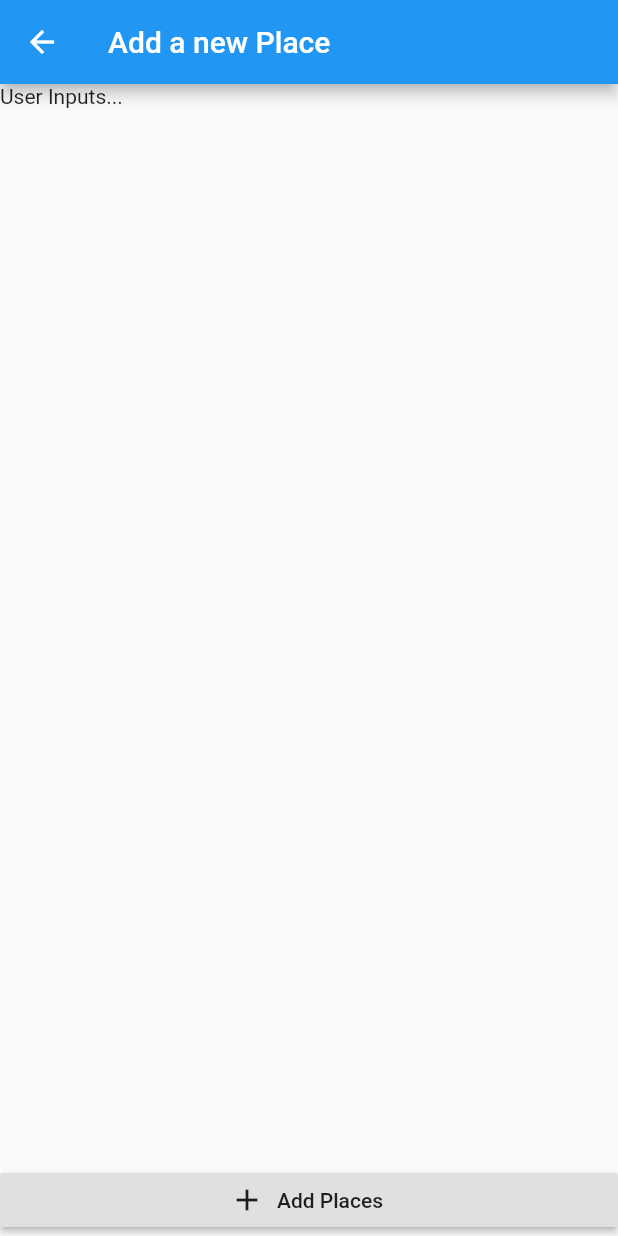
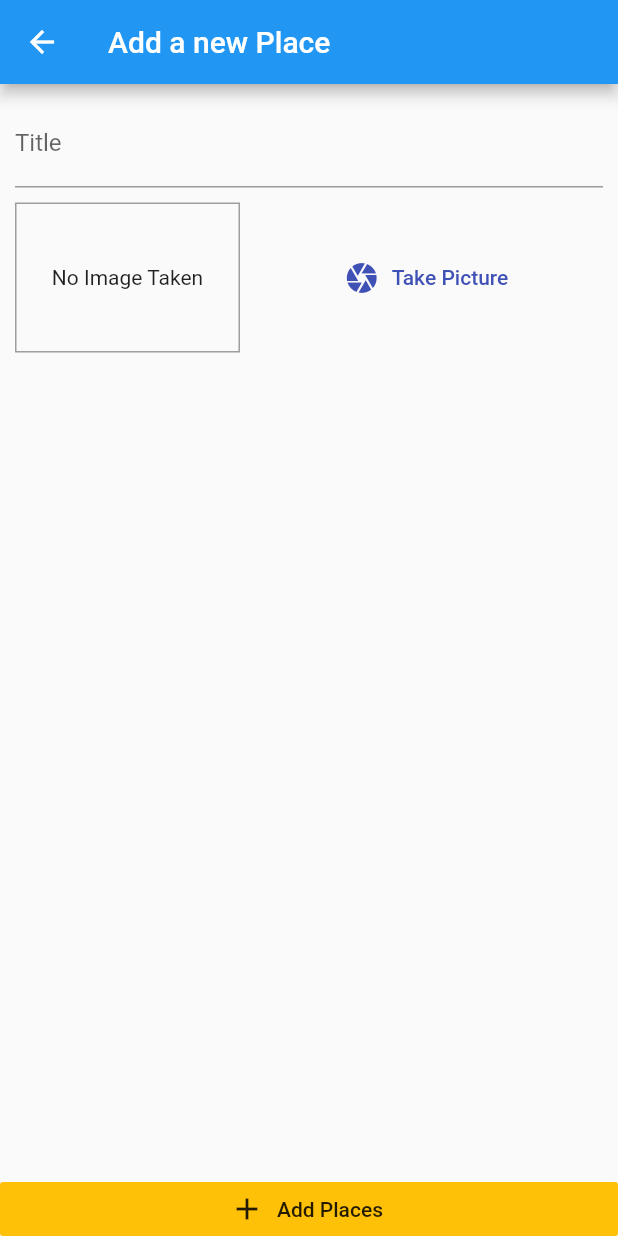
Before and after one commit to abdGhost/location_app, a Flutter app: the screen it shows after launch, after a tap on the "add" icon, on a phone screen of 412 x 824 dp. Run offline on Flutter 3.47's test engine with Material 2 defaults, Android fonts, the phone set to English and light mode, and no system bars; our stand-ins replace image_picker.

Commit message:
Add Places screen added and also we can view all the palces in Place List Screen

```diff
--- a/lib/models/place.dart
+++ b/lib/models/place.dart
@@ -1,12 +1,17 @@
 import 'dart:io';
+
+import 'package:flutter/cupertino.dart';
 
 class PlcaeLocation {
   final double latitude;
   final double longitude;
-  final String? address;
+  final String address;
 
-  PlcaeLocation(
-      {required this.latitude, required this.longitude, this.address});
+  PlcaeLocation({
+    @required this.latitude,
+    @required this.longitude,
+    this.address,
+  });
 }
 
 class Place {
@@ -16,9 +21,9 @@
   final File image;
 
   Place({
-    required this.id,
-    required this.title,
-    required this.location,
-    required this.image,
+    @required this.id,
+    @required this.title,
+    this.location,
+    @required this.image,
   });
 }
--- a/lib/provider/great_places.dart
+++ b/lib/provider/great_places.dart
@@ -1,3 +1,5 @@
+import 'dart:io';
+
 import 'package:flutter/cupertino.dart';
 import 'package:great_place/models/place.dart';
 
@@ -5,6 +7,20 @@
   List<Place> _items = [];
 
   List<Place> get items {
-    return [...items];
+    return [..._items];
+  }
+
+  void addPlace(
+    String pickedTitle,
+    File pickedImage,
+  ) {
+    final newPlace = Place(
+      id: DateTime.now().toString(),
+      image: pickedImage,
+      title: pickedTitle,
+      location: null,
+    );
+    _items.add(newPlace);
+    notifyListeners();
   }
 }
--- a/lib/screens/add_place_screen.dart
+++ b/lib/screens/add_place_screen.dart
@@ -1,4 +1,9 @@
+import 'dart:io';
+
 import 'package:flutter/material.dart';
+import 'package:great_place/provider/great_places.dart';
+import 'package:great_place/widgets/image_input.dart';
+import 'package:provider/provider.dart';
 
 class AddPlaceScreen extends StatefulWidget {
   static const routeName = '/add-place';
@@ -7,6 +12,25 @@
 }
 
 class _AddPlaceScreenState extends State<AddPlaceScreen> {
+  final _titleController = TextEditingController();
+
+  File _pickedImage;
+
+  void _selectImage(File pickedImage) {
+    _pickedImage = pickedImage;
+  }
+
+  void _savePlace() {
+    if (_titleController.text.isEmpty || _pickedImage == null) {
+      print('Hi');
+      return;
+    }
+    Provider.of<GreatPlaces>(context, listen: false)
+        .addPlace(_titleController.text, _pickedImage);
+
+    Navigator.of(context).pop();
+  }
+
   @override
   Widget build(BuildContext context) {
     return Scaffold(
@@ -14,16 +38,37 @@
         title: Text('Add a new Place'),
       ),
       body: Column(
-        mainAxisAlignment: MainAxisAlignment.spaceBetween,
+        // mainAxisAlignment: MainAxisAlignment.spaceBetween,
         crossAxisAlignment: CrossAxisAlignment.stretch,
         children: [
-          Text('User Inputs...'),
+          Expanded(
+            child: SingleChildScrollView(
+              child: Padding(
+                padding: const EdgeInsets.all(10.0),
+                child: Column(
+                  children: [
+                    TextField(
+                      decoration: InputDecoration(labelText: 'Title'),
+                      controller: _titleController,
+                    ),
+                    SizedBox(
+                      height: 10,
+                    ),
+                    ImageInput(_selectImage),
+                  ],
+                ),
+              ),
+            ),
+          ),
           RaisedButton.icon(
-            onPressed: () {},
+            onPressed: _savePlace,
             icon: Icon(
               Icons.add,
             ),
             label: Text('Add Places'),
+            elevation: 0,
+            materialTapTargetSize: MaterialTapTargetSize.shrinkWrap,
+            color: Theme.of(context).accentColor,
           ),
         ],
       ),
--- a/lib/screens/places_list_screen.dart
+++ b/lib/screens/places_list_screen.dart
@@ -1,5 +1,7 @@
 import 'package:flutter/material.dart';
+import 'package:great_place/provider/great_places.dart';
 import 'package:great_place/screens/add_place_screen.dart';
+import 'package:provider/provider.dart';
 
 class PlacesListScreen extends StatelessWidget {
   @override
@@ -18,8 +20,26 @@
           )
         ],
       ),
-      body: Center(
-        child: Text('Hi'),
+      body: Consumer<GreatPlaces>(
+        child: Center(
+          child: Text('Got No places yet,Start adding some!'),
+        ),
+        builder: (ctx, greatPlaces, ch) => greatPlaces.items.length <= 0
+            ? ch
+            : ListView.builder(
+                itemCount: greatPlaces.items.length,
+                itemBuilder: (ctx, i) => ListTile(
+                  leading: CircleAvatar(
+                    backgroundImage: FileImage(
+                      greatPlaces.items[i].image,
+                    ),
+                  ),
+                  title: Text(greatPlaces.items[i].title),
+                  onTap: () {
+                    //Go to details Places
+                  },
+                ),
+              ),
       ),
     );
   }
--- /dev/null
+++ b/lib/widgets/image_input.dart
@@ -0,0 +1,76 @@
+import 'dart:io';
+
+import 'package:flutter/material.dart';
+import 'package:image_picker/image_picker.dart';
+
+import 'package:path/path.dart' as path;
+import 'package:path_provider/path_provider.dart' as syspaths;
+
+class ImageInput extends StatefulWidget {
+  final Function onSelectImage;
+
+  ImageInput(this.onSelectImage);
+  @override
+  _ImageInputState createState() => _ImageInputState();
+}
+
+class _ImageInputState extends State<ImageInput> {
+  File _storedImage;
+
+  Future<void> _takePicture() async {
+    final file = await ImagePicker().getImage(
+      source: ImageSource.camera,
+      maxWidth: 600,
+    );
+    final File imageFile = File(file.path);
+    setState(() {
+      _storedImage = File(imageFile.path);
+    });
+
+    final appDir = await syspaths.getApplicationDocumentsDirectory();
+    final fileName = path.basename(imageFile.path);
+    final savedImage = await imageFile.copy('${appDir.path}/$fileName');
+    print(savedImage);
+    widget.onSelectImage(savedImage);
+  }
+
+  @override
+  Widget build(BuildContext context) {
+    return Row(
+      children: [
+        Container(
+          width: 150,
+          height: 100,
+          decoration: BoxDecoration(
+            border: Border.all(
+              width: 1,
+              color: Colors.grey,
+            ),
+          ),
+          child: _storedImage != null
+              ? Image.file(
+                  _storedImage,
+                  fit: BoxFit.cover,
+                  width: double.infinity,
+                )
+              : Text(
+                  'No Image Taken',
+                  textAlign: TextAlign.center,
+                ),
+          alignment: Alignment.center,
+        ),
+        SizedBox(
+          width: 10,
+        ),
+        Expanded(
+          child: FlatButton.icon(
+            onPressed: _takePicture,
+            icon: Icon(Icons.camera),
+            label: Text('Take Picture'),
+            textColor: Theme.of(context).primaryColor,
+          ),
+        )
+      ],
+    );
+  }
+}
--- a/pubspec.yaml
+++ b/pubspec.yaml
@@ -18,12 +18,15 @@
 version: 1.0.0+1
 
 environment:
-  sdk: ">=2.12.0 <3.0.0"
+  sdk: ">=2.10.0 <3.0.0"
 
 dependencies:
   flutter:
     sdk: flutter
   provider: ^6.0.1
+  image_picker:
+  path_provider:
+  path: ^1.8.0
 
   # The following adds the Cupertino Icons font to your application.
   # Use with the CupertinoIcons class for iOS style icons.
```
Also changed, not shown: pubspec.lock, 2 other files.
